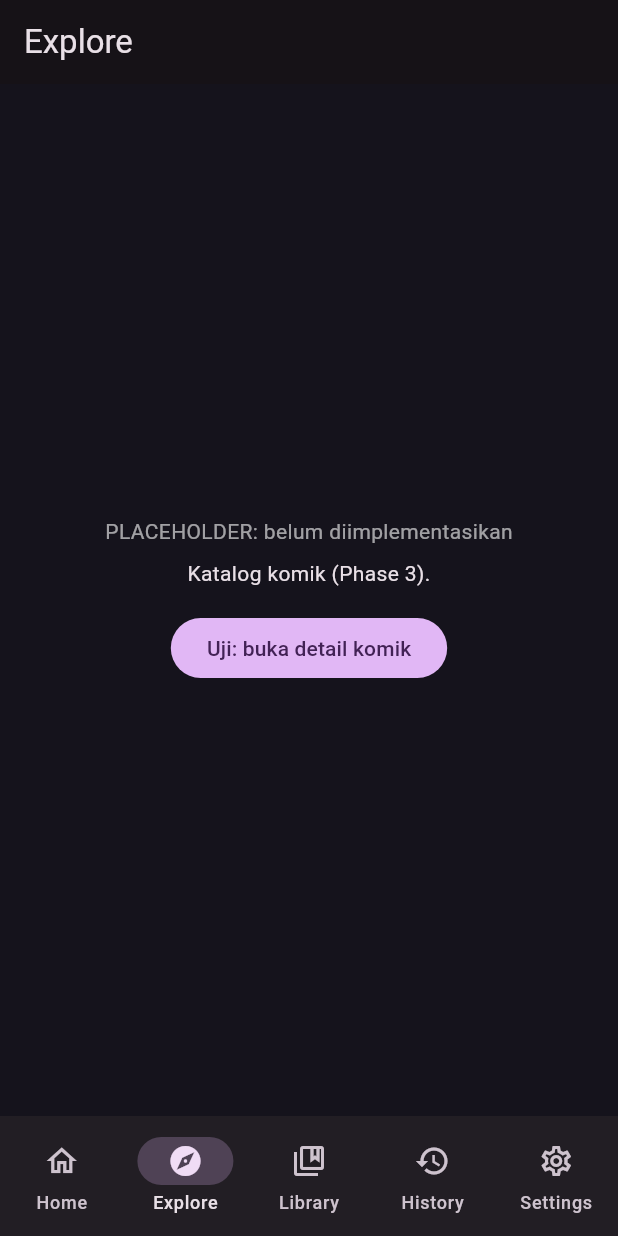
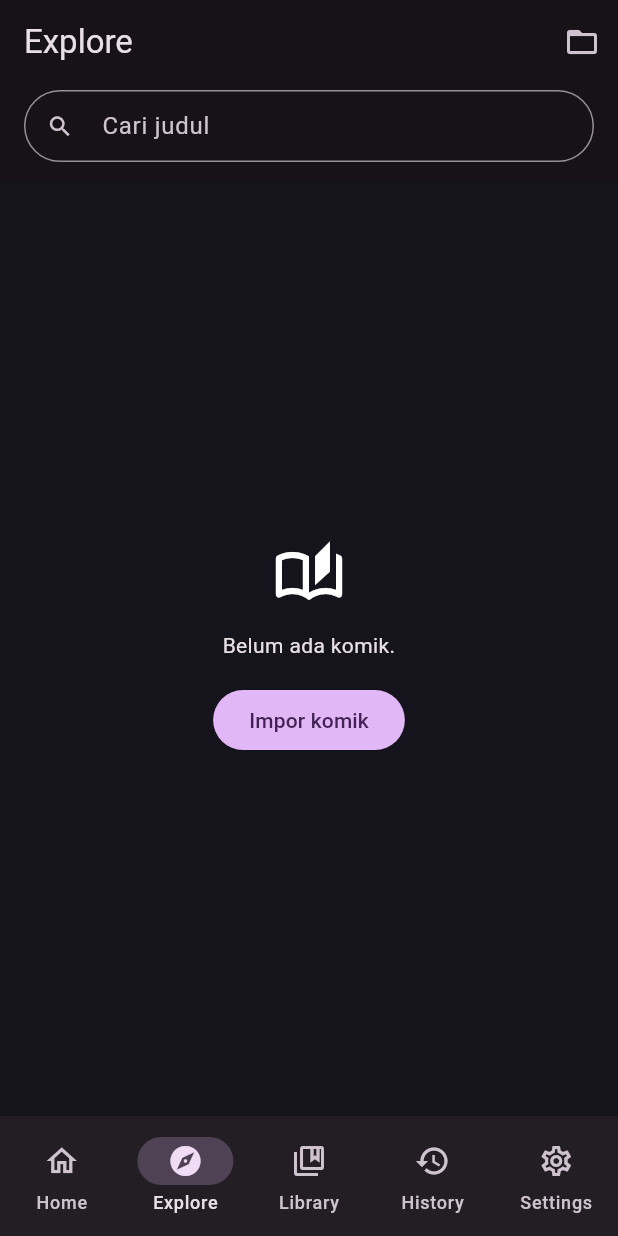
Before and after one commit to Kleireez/kleihon, a Flutter app: the screen it shows after launch, item 2 of the bottom bar chosen, on a phone screen of 412 x 824 dp. Run offline on Flutter 3.47's test engine with Material 3 defaults, Android fonts, the phone set to English and light mode, and no system bars; our stand-ins replace dio, drift, file_picker, flutter_riverpod, go_router, logger and 1 more; accounts and stored records are empty; generated files the repository leaves out were written again.

Commit message:
feat(explore): catalog grid with debounced search, pagination and refresh

```diff
--- a/lib/app/router.dart
+++ b/lib/app/router.dart
@@ -2,9 +2,11 @@ import 'package:flutter_riverpod/flutter_riverpod.dart';
 import 'package:go_router/go_router.dart';
 import 'package:material_ui/material_ui.dart';
 
+import '../features/explore/explore_page.dart';
+import '../features/home/home_page.dart';
 import '../features/local_import/local_import_page.dart';
-import '../features/home/home_page.dart';
 import '../shared/widgets/placeholder_page.dart';
+import 'routes.dart';
 import 'shell/main_shell.dart';
 
 final _rootNavigatorKey = GlobalKey<NavigatorState>();
@@ -12,7 +14,7 @@ final _rootNavigatorKey = GlobalKey<NavigatorState>();
 final routerProvider = Provider<GoRouter>((ref) {
   return GoRouter(
     navigatorKey: _rootNavigatorKey,
-    initialLocation: '/home',
+    initialLocation: AppRoutes.home,
     routes: [
       StatefulShellRoute.indexedStack(
         builder: (context, state, navigationShell) =>
@@ -20,31 +22,24 @@ final routerProvider = Provider<GoRouter>((ref) {
         branches: [
           StatefulShellBranch(
             routes: [
-              GoRoute(path: '/home', builder: (c, s) => const HomePage()),
-            ],
-          ),
-          StatefulShellBranch(
-            routes: [
               GoRoute(
-                path: '/explore',
-                builder: (c, s) => PlaceholderPage(
-                  title: 'Explore',
-                  note: 'Katalog komik (Phase 3).',
-                  // Tombol uji sementara, dihapus setelah Phase 3.
-                  actions: [
-                    FilledButton(
-                      onPressed: () => c.push('/comic/contoh-id'),
-                      child: const Text('Uji: buka detail komik'),
-                    ),
-                  ],
-                ),
+                path: AppRoutes.home,
+                builder: (c, s) => const HomePage(),
               ),
             ],
           ),
           StatefulShellBranch(
             routes: [
               GoRoute(
-                path: '/library',
+                path: AppRoutes.explore,
+                builder: (c, s) => const ExplorePage(),
+              ),
+            ],
+          ),
+          StatefulShellBranch(
+            routes: [
+              GoRoute(
+                path: AppRoutes.library,
                 builder: (c, s) => const PlaceholderPage(
                   title: 'Library',
                   note: 'Bookmark dan status baca (Phase 5).',
@@ -55,7 +50,7 @@ final routerProvider = Provider<GoRouter>((ref) {
           StatefulShellBranch(
             routes: [
               GoRoute(
-                path: '/history',
+                path: AppRoutes.history,
                 builder: (c, s) => const PlaceholderPage(
                   title: 'History',
                   note: 'Riwayat membaca (Phase 5).',
@@ -66,7 +61,7 @@ final routerProvider = Provider<GoRouter>((ref) {
           StatefulShellBranch(
             routes: [
               GoRoute(
-                path: '/settings',
+                path: AppRoutes.settings,
                 builder: (c, s) => const PlaceholderPage(
                   title: 'Settings',
                   note: 'Tema, reader, cache (Phase 1-7).',
@@ -77,26 +72,28 @@ final routerProvider = Provider<GoRouter>((ref) {
         ],
       ),
       GoRoute(
-        path: '/import',
+        path: AppRoutes.localImport,
         parentNavigatorKey: _rootNavigatorKey,
         builder: (c, s) => const LocalImportPage(),
       ),
       GoRoute(
-        path: '/comic/:id',
+        path: AppRoutes.comicPattern,
         parentNavigatorKey: _rootNavigatorKey,
         builder: (c, s) => PlaceholderPage(
           title: 'Detail komik',
-          note: 'ID: ${s.pathParameters['id']}',
+          note:
+              'Sumber: ${s.pathParameters['sourceId']}\n'
+              'ID: ${s.pathParameters['comicId']}',
           actions: [
             FilledButton(
-              onPressed: () => c.push('/reader/contoh-chapter'),
+              onPressed: () => c.push(AppRoutes.reader('contoh-chapter')),
               child: const Text('Uji: buka reader'),
             ),
           ],
         ),
       ),
       GoRoute(
-        path: '/reader/:chapterId',
+        path: AppRoutes.readerPattern,
         parentNavigatorKey: _rootNavigatorKey,
         builder: (c, s) => PlaceholderPage(
           title: 'Reader',
--- /dev/null
+++ b/lib/app/routes.dart
@@ -0,0 +1,18 @@
+/// Semua alamat rute di satu tempat, supaya tidak ada string yang tersebar.
+abstract final class AppRoutes {
+  static const home = '/home';
+  static const explore = '/explore';
+  static const library = '/library';
+  static const history = '/history';
+  static const settings = '/settings';
+  static const localImport = '/import';
+
+  static const comicPattern = '/comic/:sourceId/:comicId';
+  static const readerPattern = '/reader/:chapterId';
+
+  static String comic(String sourceId, String comicId) =>
+      '/comic/${Uri.encodeComponent(sourceId)}/${Uri.encodeComponent(comicId)}';
+
+  static String reader(String chapterId) =>
+      '/reader/${Uri.encodeComponent(chapterId)}';
+}
--- /dev/null
+++ b/lib/features/explore/explore_controller.dart
@@ -0,0 +1,197 @@
+import 'dart:async';
+
+import 'package:flutter_riverpod/flutter_riverpod.dart';
+
+import '../../core/errors/app_exception.dart';
+import '../../domain/entities/comic.dart';
+import '../../domain/entities/source_results.dart';
+import '../../shared/providers/active_source_provider.dart';
+import '../../shared/providers/comic_providers.dart';
+
+/// Jeda sebelum pencarian dijalankan. Dapat diganti saat test.
+final exploreDebounceProvider = Provider<Duration>(
+  (ref) => const Duration(milliseconds: 400),
+);
+
+class ExploreState {
+  const ExploreState({
+    this.query = '',
+    this.items = const [],
+    this.page = 0,
+    this.hasNext = false,
+    this.loading = false,
+    this.loadingMore = false,
+    this.error,
+    this.moreError,
+  });
+
+  final String query;
+  final List<Comic> items;
+
+  /// Halaman terakhir yang berhasil dimuat (0 = belum ada).
+  final int page;
+  final bool hasNext;
+
+  /// Memuat halaman pertama (awal, ganti kata kunci, atau refresh).
+  final bool loading;
+  final bool loadingMore;
+
+  /// Kegagalan memuat halaman pertama.
+  final AppException? error;
+
+  /// Kegagalan memuat halaman berikutnya. Daftar yang ada tetap dipertahankan.
+  final AppException? moreError;
+
+  ExploreState copyWith({
+    String? query,
+    List<Comic>? items,
+    int? page,
+    bool? hasNext,
+    bool? loading,
+    bool? loadingMore,
+    AppException? error,
+    AppException? moreError,
+    bool clearError = false,
+    bool clearMoreError = false,
+  }) {
+    return ExploreState(
+      query: query ?? this.query,
+      items: items ?? this.items,
+      page: page ?? this.page,
+      hasNext: hasNext ?? this.hasNext,
+      loading: loading ?? this.loading,
+      loadingMore: loadingMore ?? this.loadingMore,
+      error: clearError ? null : (error ?? this.error),
+      moreError: clearMoreError ? null : (moreError ?? this.moreError),
+    );
+  }
+}
+
+final exploreControllerProvider =
+    NotifierProvider.autoDispose<ExploreController, ExploreState>(
+      ExploreController.new,
+    );
+
+class ExploreController extends Notifier<ExploreState> {
+  Timer? _debounce;
+  int _generation = 0;
+  bool _disposed = false;
+
+  @override
+  ExploreState build() {
+    ref.onDispose(() {
+      _disposed = true;
+      _debounce?.cancel();
+    });
+    scheduleMicrotask(_loadFirst);
+    return const ExploreState(loading: true);
+  }
+
+  /// Dipanggil setiap kali teks pencarian berubah. Dijalankan setelah jeda.
+  void setQuery(String value) {
+    _debounce?.cancel();
+    final query = value.trim();
+    if (query == state.query) return;
+    _debounce = Timer(
+      ref.read(exploreDebounceProvider),
+      () => _loadFirst(query: query),
+    );
+  }
+
+  Future<void> refresh() {
+    _debounce?.cancel();
+    return _loadFirst();
+  }
+
+  Future<void> loadMore() async {
+    final current = state;
+    if (_disposed ||
+        current.loading ||
+        current.loadingMore ||
+        !current.hasNext ||
+        current.error != null ||
+        current.moreError != null) {
+      return;
+    }
+
+    final generation = _generation;
+    state = current.copyWith(loadingMore: true, clearMoreError: true);
+    try {
+      final result = await _fetch(current.query, current.page + 1);
+      if (_disposed || generation != _generation) return;
+
+      final known = {for (final comic in state.items) comic.id};
+      final fresh = [
+        for (final comic in result.items)
+          if (!known.contains(comic.id)) comic,
+      ];
+      state = state.copyWith(
+        items: [...state.items, ...fresh],
+        page: current.page + 1,
+        hasNext: result.hasNext,
+        loadingMore: false,
+      );
+    } catch (e) {
+      if (_disposed || generation != _generation) return;
+      state = state.copyWith(loadingMore: false, moreError: _asAppException(e));
+    }
+  }
+
+  /// Tombol "Coba lagi" di bawah daftar.
+  Future<void> retryLoadMore() {
+    state = state.copyWith(clearMoreError: true);
+    return loadMore();
+  }
+
+  Future<void> _loadFirst({String? query}) async {
+    if (_disposed) return;
+    final generation = ++_generation;
+    final effectiveQuery = query ?? state.query;
+    final queryChanged = effectiveQuery != state.query;
+
+    state = state.copyWith(
+      query: effectiveQuery,
+      items: queryChanged ? const <Comic>[] : null,
+      loading: true,
+      loadingMore: false,
+      clearError: true,
+      clearMoreError: true,
+    );
+
+    try {
+      final result = await _fetch(effectiveQuery, 1);
+      if (_disposed || generation != _generation) return;
+      state = state.copyWith(
+        items: result.items,
+        page: 1,
+        hasNext: result.hasNext,
+        loading: false,
+      );
+    } catch (e) {
+      if (_disposed || generation != _generation) return;
+      state = state.copyWith(
+        items: const <Comic>[],
+        page: 0,
+        hasNext: false,
+        loading: false,
+        error: _asAppException(e),
+      );
+    }
+  }
+
+  Future<PagedResult<Comic>> _fetch(String query, int page) {
+    final sourceId = ref.read(activeSourceIdProvider);
+    if (query.isEmpty) {
+      return ref.read(getLatestComicsProvider)(sourceId: sourceId, page: page);
+    }
+    return ref.read(searchComicsProvider)(
+      sourceId: sourceId,
+      query: query,
+      page: page,
+    );
+  }
+
+  AppException _asAppException(Object e) => e is AppException
+      ? e
+      : AppException(AppErrorType.unknown, debugMessage: e.toString());
+}
--- /dev/null
+++ b/lib/features/explore/explore_page.dart
@@ -0,0 +1,238 @@
+import 'package:flutter_riverpod/flutter_riverpod.dart';
+import 'package:go_router/go_router.dart';
+import 'package:material_ui/material_ui.dart';
+
+import '../../app/routes.dart';
+import '../../domain/entities/source_capability.dart';
+import '../../shared/providers/active_source_provider.dart';
+import '../../shared/providers/comic_providers.dart';
+import '../../shared/widgets/comic_grid_tile.dart';
+import 'explore_controller.dart';
+
+class ExplorePage extends ConsumerStatefulWidget {
+  const ExplorePage({super.key});
+
+  @override
+  ConsumerState<ExplorePage> createState() => _ExplorePageState();
+}
+
+class _ExplorePageState extends ConsumerState<ExplorePage> {
+  final TextEditingController _search = TextEditingController();
+  final FocusNode _searchFocus = FocusNode();
+
+  @override
+  void dispose() {
+    _search.dispose();
+    _searchFocus.dispose();
+    super.dispose();
+  }
+
+  @override
+  Widget build(BuildContext context) {
+    final state = ref.watch(exploreControllerProvider);
+    final controller = ref.read(exploreControllerProvider.notifier);
+    final sourceId = ref.watch(activeSourceIdProvider);
+    final canSearch = ref
+        .watch(comicRepositoryProvider)
+        .supports(sourceId, SourceCapability.search);
+
+    return Scaffold(
+      appBar: AppBar(
+        title: const Text('Explore'),
+        actions: [
+          IconButton(
+            tooltip: 'Perpustakaan lokal',
+            onPressed: () {
+              _searchFocus.unfocus();
+              context.push(AppRoutes.localImport);
+            },
+            icon: const Icon(Icons.folder_open),
+          ),
+        ],
+        bottom: canSearch
+            ? PreferredSize(
+                preferredSize: const Size.fromHeight(64),
+                child: Padding(
+                  padding: const EdgeInsets.fromLTRB(16, 0, 16, 12),
+                  child: TextField(
+                    controller: _search,
+                    focusNode: _searchFocus,
+                    onTapOutside: (_) => _searchFocus.unfocus(),
+                    onSubmitted: (_) => _searchFocus.unfocus(),
+                    textInputAction: TextInputAction.search,
+                    onChanged: (value) {
+                      setState(() {});
+                      controller.setQuery(value);
+                    },
+                    decoration: InputDecoration(
+                      hintText: 'Cari judul',
+                      isDense: true,
+                      prefixIcon: const Icon(Icons.search),
+                      suffixIcon: _search.text.isEmpty
+                          ? null
+                          : IconButton(
+                              tooltip: 'Hapus',
+                              icon: const Icon(Icons.close),
+                              onPressed: () {
+                                _search.clear();
+                                setState(() {});
+                                controller.setQuery('');
+                              },
+                            ),
+                      border: OutlineInputBorder(
+                        borderRadius: BorderRadius.circular(24),
+                      ),
+                    ),
+                  ),
+                ),
+              )
+            : null,
+      ),
+      body: _buildBody(context, state, controller),
+    );
+  }
+
+  Widget _buildBody(
+    BuildContext context,
+    ExploreState state,
+    ExploreController controller,
+  ) {
+    if (state.loading && state.items.isEmpty) {
+      return const Center(child: CircularProgressIndicator());
+    }
+
+    final error = state.error;
+    if (error != null && state.items.isEmpty) {
+      return _Message(
+        icon: Icons.error_outline,
+        text: error.userMessage,
+        actionLabel: 'Coba lagi',
+        onAction: controller.refresh,
+      );
+    }
+
+    if (state.items.isEmpty) {
+      final hasQuery = state.query.isNotEmpty;
+      return _Message(
+        icon: hasQuery ? Icons.search_off : Icons.auto_stories_outlined,
+        text: hasQuery
+            ? 'Tidak ada hasil untuk "${state.query}".'
+            : 'Belum ada komik.',
+        actionLabel: hasQuery ? null : 'Impor komik',
+        onAction: hasQuery ? null : () => context.push(AppRoutes.localImport),
+      );
+    }
+
+    return RefreshIndicator(
+      onRefresh: controller.refresh,
+      child: NotificationListener<ScrollNotification>(
+        onNotification: (notification) {
+          if (notification.metrics.extentAfter < 600) controller.loadMore();
+          return false;
+        },
+        child: CustomScrollView(
+          physics: const AlwaysScrollableScrollPhysics(),
+          keyboardDismissBehavior: ScrollViewKeyboardDismissBehavior.onDrag,
+          slivers: [
+            SliverPadding(
+              padding: const EdgeInsets.all(12),
+              sliver: SliverGrid.builder(
+                gridDelegate: const SliverGridDelegateWithMaxCrossAxisExtent(
+                  maxCrossAxisExtent: 150,
+                  mainAxisSpacing: 12,
+                  crossAxisSpacing: 12,
+                  childAspectRatio: 0.56,
+                ),
+                itemCount: state.items.length,
+                itemBuilder: (context, index) {
+                  final comic = state.items[index];
+                  return ComicGridTile(
+                    comic: comic,
+                    onTap: () {
+                      _searchFocus.unfocus();
+                      context.push(
+                        AppRoutes.comic(comic.sourceId, comic.remoteId),
+                      );
+                    },
+                  );
+                },
+              ),
+            ),
+            SliverToBoxAdapter(
+              child: _Footer(state: state, controller: controller),
+            ),
+          ],
+        ),
+      ),
+    );
+  }
+}
+
+class _Footer extends StatelessWidget {
+  const _Footer({required this.state, required this.controller});
+
+  final ExploreState state;
+  final ExploreController controller;
+
+  @override
+  Widget build(BuildContext context) {
+    if (state.loadingMore) {
+      return const Padding(
+        padding: EdgeInsets.symmetric(vertical: 16),
+        child: Center(child: CircularProgressIndicator()),
+      );
+    }
+    final moreError = state.moreError;
+    if (moreError != null) {
+      return Padding(
+        padding: const EdgeInsets.all(16),
+        child: Column(
+          children: [
+            Text(moreError.userMessage, textAlign: TextAlign.center),
+            const SizedBox(height: 8),
+            OutlinedButton(
+              onPressed: controller.retryLoadMore,
+              child: const Text('Coba lagi'),
+            ),
+          ],
+        ),
+      );
+    }
+    return const SizedBox(height: 24);
+  }
+}
+
+class _Message extends StatelessWidget {
+  const _Message({
+    required this.icon,
+    required this.text,
+    this.actionLabel,
+    this.onAction,
+  });
+
+  final IconData icon;
+  final String text;
+  final String? actionLabel;
+  final VoidCallback? onAction;
+
+  @override
+  Widget build(BuildContext context) {
+    return Center(
+      child: Padding(
+        padding: const EdgeInsets.all(24),
+        child: Column(
+          mainAxisSize: MainAxisSize.min,
+          children: [
+            Icon(icon, size: 48),
+            const SizedBox(height: 12),
+            Text(text, textAlign: TextAlign.center),
+            if (actionLabel != null) ...[
+              const SizedBox(height: 16),
+              FilledButton(onPressed: onAction, child: Text(actionLabel!)),
+            ],
+          ],
+        ),
+      ),
+    );
+  }
+}
--- a/lib/features/local_import/local_import_page.dart
+++ b/lib/features/local_import/local_import_page.dart
@@ -5,6 +5,7 @@ import 'package:flutter_riverpod/flutter_riverpod.dart';
 import 'package:go_router/go_router.dart';
 import 'package:material_ui/material_ui.dart';
 
+import '../../app/routes.dart';
 import '../../core/utils/app_logger.dart';
 import '../../data/local/cbz_extractor.dart';
 import '../../data/local/local_providers.dart';
@@ -145,7 +146,9 @@ class _LocalImportPageState extends ConsumerState<LocalImportPage> {
               return ListTile(
                 leading: _Cover(coverUrl: comic.coverUrl),
                 title: Text(comic.title),
-                onTap: () => context.push('/comic/${comic.remoteId}'),
+                onTap: () => context.push(
+                  AppRoutes.comic(comic.sourceId, comic.remoteId),
+                ),
               );
             },
           );
--- /dev/null
+++ b/lib/shared/providers/active_source_provider.dart
@@ -0,0 +1,7 @@
+import 'package:flutter_riverpod/flutter_riverpod.dart';
+
+import '../../data/local/local_library_layout.dart';
+
+/// Sumber yang sedang dipakai layar katalog. Saat ini hanya ada sumber
+/// lokal. Nanti dapat dipilih dari Settings.
+final activeSourceIdProvider = Provider<String>((ref) => localSourceId);
```
Also changed, not shown: lib/shared/widgets/comic_cover.dart (added, +64 -0 lines), lib/shared/widgets/comic_grid_tile.dart (added, +32 -0 lines), 1 other file.
